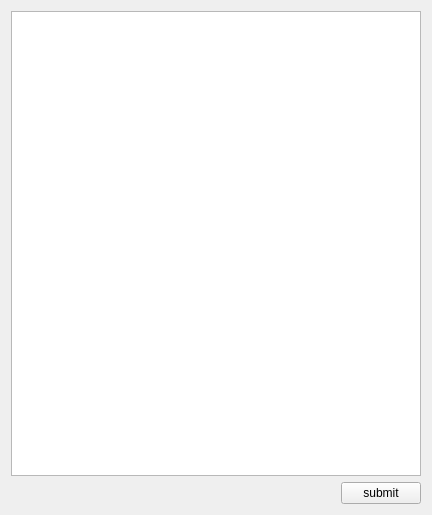
The window that uitester/ui/case_data/data_editor.ui (IfengAutomation/uitester) describes before a commit, drawn with Qt 5.
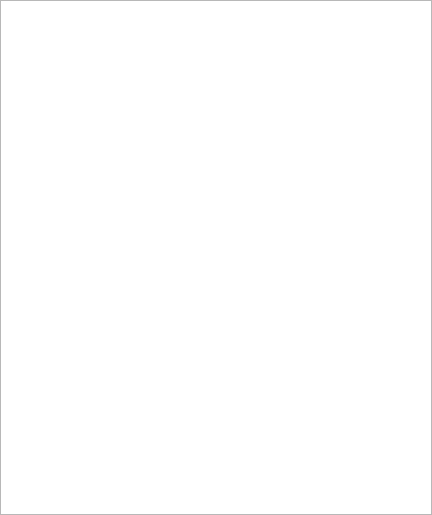
The same window after the commit.

Commit message: fix case data ui

```diff
--- a/uitester/ui/case_data/data_editor.ui
+++ b/uitester/ui/case_data/data_editor.ui
@@ -14,33 +14,24 @@
    <string>Form</string>
   </property>
   <layout class="QVBoxLayout" name="verticalLayout_2">
+   <property name="spacing">
+    <number>0</number>
+   </property>
+   <property name="leftMargin">
+    <number>0</number>
+   </property>
+   <property name="topMargin">
+    <number>0</number>
+   </property>
+   <property name="rightMargin">
+    <number>0</number>
+   </property>
+   <property name="bottomMargin">
+    <number>0</number>
+   </property>
    <item>
     <widget class="QPlainTextEdit" name="data_text_edit"/>
    </item>
-   <item>
-    <layout class="QHBoxLayout" name="horizontalLayout">
-     <item>
-      <spacer name="horizontalSpacer">
-       <property name="orientation">
-        <enum>Qt::Horizontal</enum>
-       </property>
-       <property name="sizeHint" stdset="0">
-        <size>
-         <width>40</width>
-         <height>20</height>
-        </size>
-       </property>
-      </spacer>
-     </item>
-     <item>
-      <widget class="QPushButton" name="save_btn">
-       <property name="text">
-        <string>submit</string>
-       </property>
-      </widget>
-     </item>
-    </layout>
-   </item>
   </layout>
  </widget>
  <resources/>
```
Left out of the diff: 2 changed lines with no effect on the pictures. The commit also changes 4 other files.
